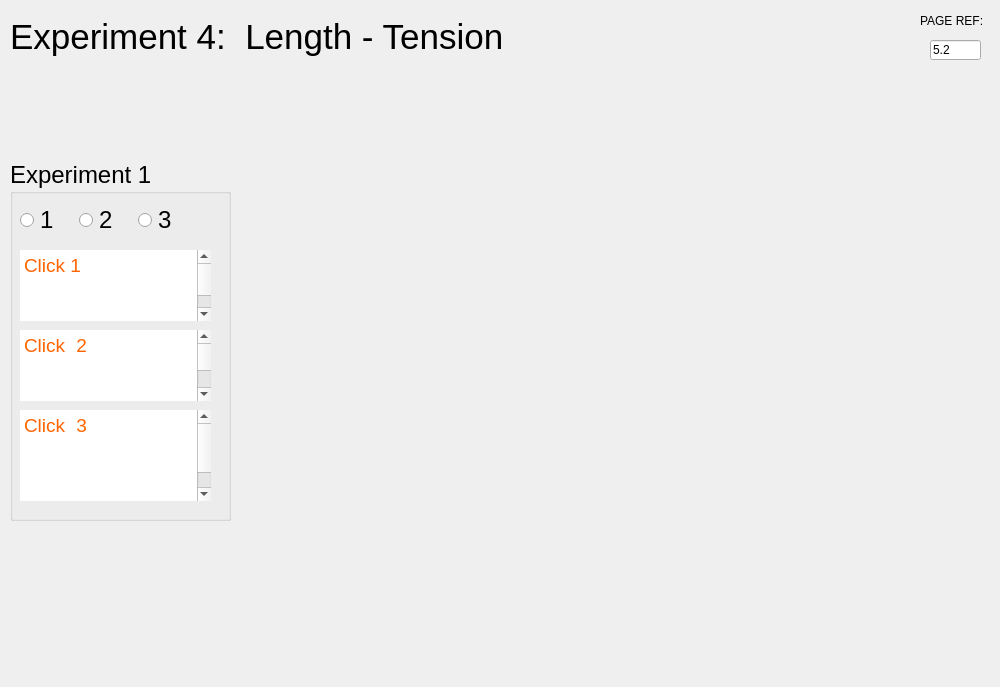
This is rsc/ui/experiment4.1_length_tension_two.ui in KarinaKarenik/Skeletal-Muscle-Contraction-Lab as Qt 5 draws it before an edit. The edited form follows.
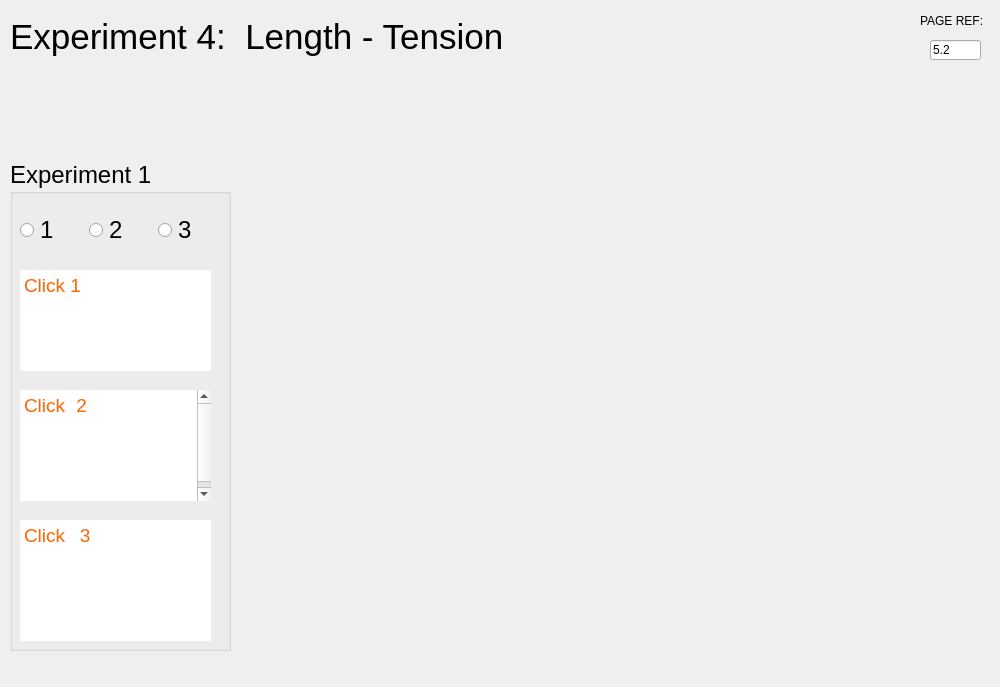
This is the edited form. Icons and pictures are not drawn.

Patch:
```diff
--- a/rsc/ui/experiment4.1_length_tension_two.ui
+++ b/rsc/ui/experiment4.1_length_tension_two.ui
@@ -199,7 +199,7 @@
       <x>10</x>
       <y>160</y>
       <width>221</width>
-      <height>361</height>
+      <height>491</height>
      </rect>
     </property>
     <property name="font">
@@ -214,9 +214,9 @@
      <property name="geometry">
       <rect>
        <x>10</x>
-       <y>90</y>
+       <y>110</y>
        <width>191</width>
-       <height>71</height>
+       <height>101</height>
       </rect>
      </property>
      <property name="font">
@@ -239,8 +239,8 @@
      <property name="geometry">
       <rect>
        <x>10</x>
-       <y>40</y>
-       <width>171</width>
+       <y>50</y>
+       <width>201</width>
        <height>41</height>
       </rect>
      </property>
@@ -272,9 +272,9 @@
      <property name="geometry">
       <rect>
        <x>10</x>
-       <y>170</y>
+       <y>230</y>
        <width>191</width>
-       <height>71</height>
+       <height>111</height>
       </rect>
      </property>
      <property name="font">
@@ -297,9 +297,9 @@
      <property name="geometry">
       <rect>
        <x>10</x>
-       <y>250</y>
+       <y>360</y>
        <width>191</width>
-       <height>91</height>
+       <height>121</height>
       </rect>
      </property>
      <property name="font">
```
